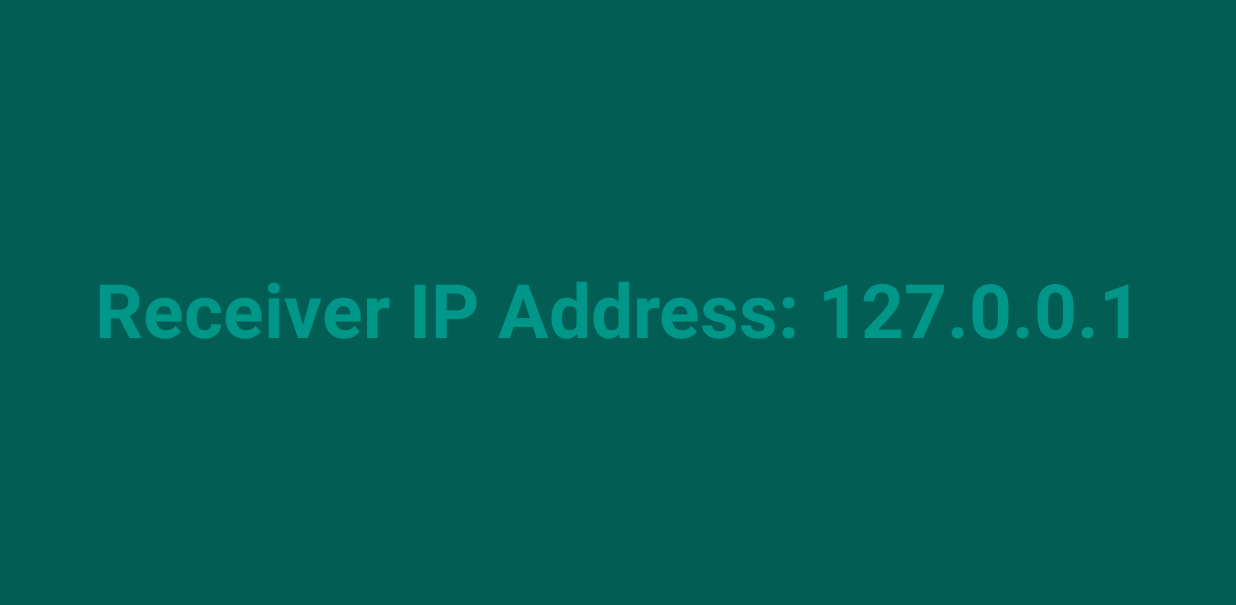
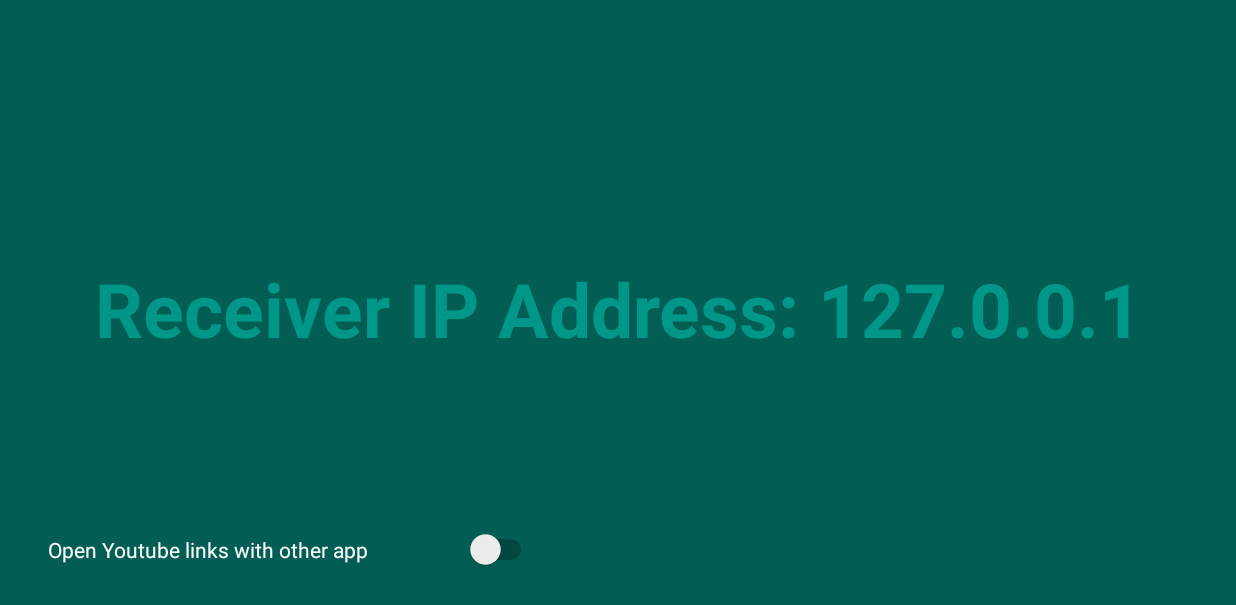
Before and after one commit to albi-art/LinkReceiver, an Android app: the screen it shows after launch (MainActivity), on a phone screen of 824 x 412 dp (held sideways). Shown: the top 605 px of the screen. Run offline under Robolectric (Android 15) with nearby library versions, the phone set to English and light mode, and no system bars; network calls fail.

Commit message:
add new Youtube uri open mode and its switcher

```diff
--- a/app/build.gradle
+++ b/app/build.gradle
@@ -14,7 +14,7 @@ android {
         minSdkVersion 19
         targetSdkVersion 30
         versionCode 1
-        versionName "1.0"
+        versionName "1.1"
 
         testInstrumentationRunner "androidx.test.runner.AndroidJUnitRunner"
     }
--- a/app/src/main/java/my/firstApp/linkReceiver/FullscreenActivity.java
+++ b/app/src/main/java/my/firstApp/linkReceiver/FullscreenActivity.java
@@ -6,9 +6,11 @@
 package my.firstApp.linkReceiver;
 
 import android.annotation.SuppressLint;
+import android.content.SharedPreferences;
 import android.os.Bundle;
 import android.os.Handler;
 import android.view.View;
+import android.widget.Switch;
 
 import androidx.appcompat.app.ActionBar;
 import androidx.appcompat.app.AppCompatActivity;
@@ -18,6 +20,9 @@ import androidx.appcompat.app.AppCompatActivity;
  * status bar and navigation/system bar) with user interaction.
  */
 abstract public class FullscreenActivity extends AppCompatActivity {
+    protected SharedPreferences preferences;
+    final String YOUTUBE_UNIQUE_HANDLER_ENABLE = "youtubeUniqueHandlerEnable";
+
     @Override
     protected void onCreate(Bundle savedInstanceState) {
         super.onCreate(savedInstanceState);
@@ -27,6 +32,14 @@ abstract public class FullscreenActivity extends AppCompatActivity {
         mVisible = true;
         mControlsView = findViewById(R.id.fullscreen_content_controls);
         mContentView = findViewById(R.id.fullscreen_content);
+        mYoutubeUniqueHandlerSwitch = findViewById(R.id.youtube_switch);
+        preferences = getPreferences(MODE_PRIVATE);
+
+        /*
+         * Restore Youtube_URI_unique_handler_switch status from preferences
+         */
+        mYoutubeUniqueHandlerSwitch.setChecked(
+                preferences.getBoolean(YOUTUBE_UNIQUE_HANDLER_ENABLE, false));
 
         // Set up the user interaction to manually show or hide the system UI.
         mContentView.setOnClickListener(view -> toggle());
@@ -70,6 +83,7 @@ abstract public class FullscreenActivity extends AppCompatActivity {
     };
     private boolean mVisible;
     private final Runnable mHideRunnable = this::hide;
+    protected Switch mYoutubeUniqueHandlerSwitch;
 
     @Override
     protected void onPostCreate(Bundle savedInstanceState) {
--- a/app/src/main/res/layout/activity_fullscreen.xml
+++ b/app/src/main/res/layout/activity_fullscreen.xml
@@ -42,6 +42,17 @@
             android:orientation="horizontal"
             tools:ignore="UselessParent" />
 
+        <Switch
+            android:id="@+id/youtube_switch"
+            android:layout_width="326dp"
+            android:layout_height="wrap_content"
+            android:layout_gravity="bottom"
+            android:layout_marginLeft="32dp"
+            android:layout_marginBottom="32dp"
+            android:onClick="onYoutubeSwitchClick"
+            android:text="Open Youtube links with other app"
+            android:textColor="#FFFFFF" />
+
     </FrameLayout>
 
 </FrameLayout>
```
Also changed, not shown: app/src/main/java/my/firstApp/linkReceiver/MainActivity.java (+42 -0 lines), 1 other file.
